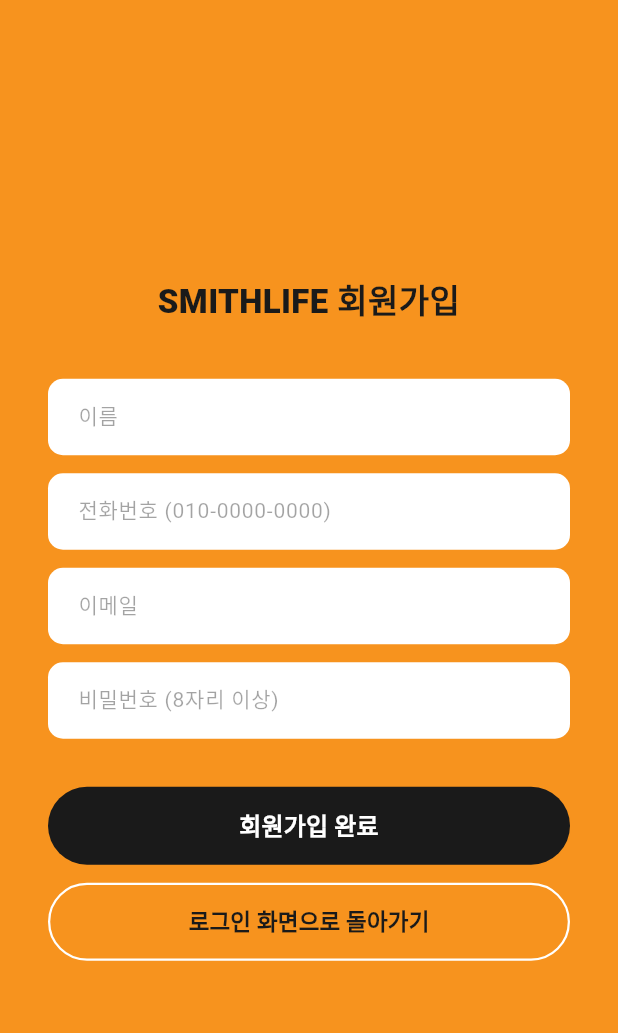
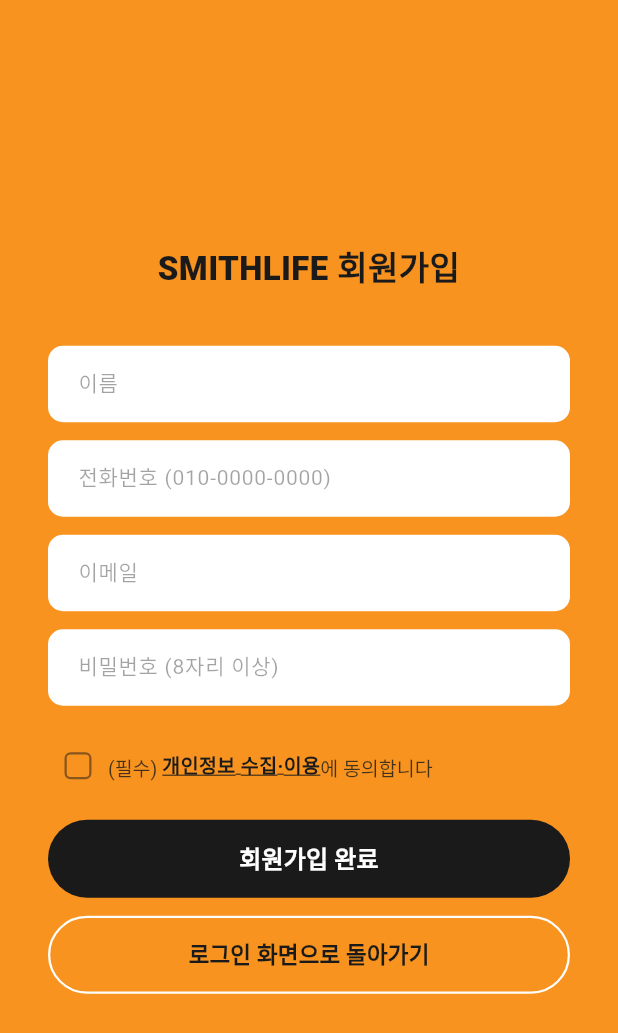
Before and after one commit to eric728066/SmithLife, a Flutter app: the SignupPage screen opened by its route, on a phone screen of 412 x 824 dp. Shown: the top 1033 px of the screen. Run offline on Flutter 3.47's test engine with Material 3 defaults, Android fonts, the phone set to English and light mode, and no system bars; our stand-ins replace dio, flutter_riverpod, flutter_secure_storage, go_router, qr_flutter, shared_preferences; accounts and stored records are empty; Roboto replaces fonts that are missing (Pretendard).

Commit message:
feat: 회원가입 개인정보 수집·이용 동의 체크박스 및 개인정보처리방침 페이지 추가
Co-Authored-By: Claude Sonnet 4.6 <noreply@anthropic.com>

```diff
--- a/frontend/lib/app.dart
+++ b/frontend/lib/app.dart
@@ -6,6 +6,7 @@ import 'core/theme/app_colors.dart';
 import 'presentation/pages/splash_page.dart';
 import 'presentation/pages/auth/login_page.dart';
 import 'presentation/pages/auth/signup_page.dart';
+import 'presentation/pages/auth/privacy_policy_page.dart';
 import 'presentation/pages/shell_page.dart';
 import 'presentation/pages/home/home_page.dart';
 import 'presentation/pages/reservation/reservation_page.dart';
@@ -56,6 +57,10 @@ final routerProvider = Provider<GoRouter>((ref) {
       GoRoute(
         path: '/signup',
         builder: (context, state) => const SignupPage(),
+      ),
+      GoRoute(
+        path: '/privacy-policy',
+        builder: (context, state) => const PrivacyPolicyPage(),
       ),
       GoRoute(
         path: '/usage',
--- /dev/null
+++ b/frontend/lib/presentation/pages/auth/privacy_policy_page.dart
@@ -0,0 +1,150 @@
+import 'package:flutter/material.dart';
+import '../../../core/theme/app_colors.dart';
+
+class PrivacyPolicyPage extends StatelessWidget {
+  const PrivacyPolicyPage({super.key});
+
+  @override
+  Widget build(BuildContext context) {
+    return Scaffold(
+      backgroundColor: Colors.white,
+      appBar: AppBar(
+        backgroundColor: Colors.white,
+        elevation: 0,
+        title: const Text(
+          '개인정보처리방침',
+          style: TextStyle(
+            fontSize: 18,
+            fontWeight: FontWeight.bold,
+            color: AppColors.black,
+          ),
+        ),
+        leading: IconButton(
+          icon: const Icon(Icons.arrow_back, color: AppColors.black),
+          onPressed: () => Navigator.of(context).pop(),
+        ),
+      ),
+      body: const SingleChildScrollView(
+        padding: EdgeInsets.symmetric(horizontal: 24, vertical: 16),
+        child: _PolicyContent(),
+      ),
+    );
+  }
+}
+
+class _PolicyContent extends StatelessWidget {
+  const _PolicyContent();
+
+  @override
+  Widget build(BuildContext context) {
+    return Column(
+      crossAxisAlignment: CrossAxisAlignment.start,
+      children: const [
+        _Section(
+          title: '개인정보처리방침',
+          body:
+              'SMITHLIFE(이하 "서비스")는 이용자의 개인정보를 중요하게 생각하며, '
+              '「개인정보 보호법」을 준수합니다. 본 방침은 서비스 이용 과정에서 '
+              '수집되는 개인정보의 처리에 관한 사항을 안내합니다.',
+        ),
+        _Section(
+          title: '1. 수집하는 개인정보 항목',
+          body: '• 필수 항목: 이름, 이메일 주소, 비밀번호, 전화번호\n'
+              '• 서비스 이용 중 자동 생성: 출석 기록, 운동 기록, 예약 내역',
+        ),
+        _Section(
+          title: '2. 개인정보 수집 및 이용 목적',
+          body: '• 회원 식별 및 서비스 제공\n'
+              '• 헬스장 출입 및 출석 관리\n'
+              '• 운동 기록 및 루틴 관리\n'
+              '• 시설 예약 서비스 제공\n'
+              '• 공지사항 및 서비스 안내',
+        ),
+        _Section(
+          title: '3. 개인정보 보유 및 이용 기간',
+          body: '• 회원 탈퇴 시까지 보유 후 즉시 파기\n'
+              '• 단, 관계 법령에 따라 보존이 필요한 경우 해당 기간 동안 보관\n'
+              '  - 계약 또는 청약철회 기록: 5년 (전자상거래법)\n'
+              '  - 소비자 불만 또는 분쟁 처리 기록: 3년 (전자상거래법)',
+        ),
+        _Section(
+          title: '4. 개인정보의 제3자 제공',
+          body: '서비스는 이용자의 개인정보를 원칙적으로 외부에 제공하지 않습니다. '
+              '단, 이용자가 사전에 동의한 경우 또는 법령에 따른 요청이 있는 경우는 예외로 합니다.',
+        ),
+        _Section(
+          title: '5. 개인정보 처리의 위탁',
+          body: '현재 개인정보 처리 업무를 외부에 위탁하지 않습니다.',
+        ),
+        _Section(
+          title: '6. 개인정보의 파기',
+          body: '보유 기간이 경과하거나 목적이 달성된 개인정보는 지체 없이 파기합니다.\n'
+              '• 전자적 파일: 복구 불가능한 방법으로 영구 삭제\n'
+              '• 출력물: 분쇄 또는 소각',
+        ),
+        _Section(
+          title: '7. 이용자의 권리',
+          body: '이용자는 언제든지 다음 권리를 행사할 수 있습니다.\n'
+              '• 개인정보 열람 요청\n'
+              '• 오류 정정 요청\n'
+              '• 삭제 요청 (회원 탈퇴)\n'
+              '• 처리 정지 요청\n\n'
+              '앱 내 마이페이지 또는 고객센터를 통해 요청 가능합니다.',
+        ),
+        _Section(
+          title: '8. 개인정보 보호책임자',
+          body: '개인정보 처리 관련 문의, 불만, 피해 구제 등은 아래로 연락 바랍니다.\n'
+              '• 서비스명: SMITHLIFE\n'
+              '• 문의: 앱 내 문의하기',
+        ),
+        _Section(
+          title: '9. 개인정보처리방침 변경',
+          body: '본 방침은 법령·정책 변경에 따라 수정될 수 있으며, '
+              '변경 시 앱 공지사항을 통해 사전 안내합니다.',
+        ),
+        SizedBox(height: 8),
+        Text(
+          '시행일: 2026년 6월 11일',
+          style: TextStyle(fontSize: 13, color: AppColors.gray),
+        ),
+        SizedBox(height: 40),
+      ],
+    );
+  }
+}
+
+class _Section extends StatelessWidget {
+  final String title;
+  final String body;
+
+  const _Section({required this.title, required this.body});
+
+  @override
+  Widget build(BuildContext context) {
+    return Padding(
+      padding: const EdgeInsets.only(bottom: 20),
+      child: Column(
+        crossAxisAlignment: CrossAxisAlignment.start,
+        children: [
+          Text(
+            title,
+            style: const TextStyle(
+              fontSize: 15,
+              fontWeight: FontWeight.bold,
+              color: AppColors.black,
+            ),
+          ),
+          const SizedBox(height: 8),
+          Text(
+            body,
+            style: const TextStyle(
+              fontSize: 14,
+              color: Color(0xFF444444),
+              height: 1.6,
+            ),
+          ),
+        ],
+      ),
+    );
+  }
+}
--- a/frontend/lib/presentation/pages/auth/signup_page.dart
+++ b/frontend/lib/presentation/pages/auth/signup_page.dart
@@ -4,6 +4,7 @@ import 'package:flutter_riverpod/flutter_riverpod.dart';
 import 'package:go_router/go_router.dart';
 import '../../../core/theme/app_colors.dart';
 import '../../viewmodels/auth_viewmodel.dart';
+import 'privacy_policy_page.dart';
 
 class _PhoneFormatter extends TextInputFormatter {
   @override
@@ -41,6 +42,7 @@ class _SignupPageState extends ConsumerState<SignupPage> {
   final _phoneController = TextEditingController();
   final _emailController = TextEditingController();
   final _passwordController = TextEditingController();
+  bool _agreedToPrivacy = false;
 
   @override
   void dispose() {
@@ -53,6 +55,12 @@ class _SignupPageState extends ConsumerState<SignupPage> {
 
   Future<void> _signup() async {
     if (!_formKey.currentState!.validate()) return;
+    if (!_agreedToPrivacy) {
+      ScaffoldMessenger.of(context).showSnackBar(
+        const SnackBar(content: Text('개인정보 수집·이용에 동의해주세요.')),
+      );
+      return;
+    }
     final success = await ref.read(authViewModelProvider.notifier).signup(
           email: _emailController.text.trim(),
           password: _passwordController.text,
@@ -135,7 +143,59 @@ class _SignupPageState extends ConsumerState<SignupPage> {
                     textAlign: TextAlign.center,
                   ),
                 ],
-                const SizedBox(height: 32),
+                const SizedBox(height: 20),
+                Row(
+                  children: [
+                    Checkbox(
+                      value: _agreedToPrivacy,
+                      onChanged: (v) =>
+                          setState(() => _agreedToPrivacy = v ?? false),
+                      activeColor: AppColors.black,
+                      shape: RoundedRectangleBorder(
+                          borderRadius: BorderRadius.circular(4)),
+                      side: BorderSide(
+                          color: AppColors.black.withOpacity(0.5), width: 1.5),
+                      materialTapTargetSize: MaterialTapTargetSize.shrinkWrap,
+                    ),
+                    Expanded(
+                      child: GestureDetector(
+                        onTap: () => setState(
+                            () => _agreedToPrivacy = !_agreedToPrivacy),
+                        child: RichText(
+                          text: TextSpan(
+                            style: TextStyle(
+                                fontSize: 13,
+                                color: AppColors.black.withOpacity(0.8)),
+                            children: [
+                              const TextSpan(text: '(필수) '),
+                              WidgetSpan(
+                                child: GestureDetector(
+                                  onTap: () => Navigator.of(context).push(
+                                    MaterialPageRoute(
+                                        builder: (_) =>
+                                            const PrivacyPolicyPage()),
+                                  ),
+                                  child: const Text(
+                                    '개인정보 수집·이용',
+                                    style: TextStyle(
+                                      fontSize: 13,
+                                      decoration: TextDecoration.underline,
+                                      decorationColor: AppColors.black,
+                                      color: AppColors.black,
+                                      fontWeight: FontWeight.bold,
+                                    ),
+                                  ),
+                                ),
+                              ),
+                              const TextSpan(text: '에 동의합니다'),
+                            ],
+                          ),
+                        ),
+                      ),
+                    ),
+                  ],
+                ),
+                const SizedBox(height: 16),
                 SizedBox(
                   height: 52,
                   child: ElevatedButton(
```
